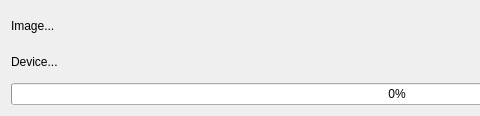
Before: the Qt Designer form src/ui/progresswidget.ui in darrenedale/ReScribe, drawn with Qt 5; both pictures show x 0 to 480 and y 0 to 116 of the 794 by 116 pixel window.
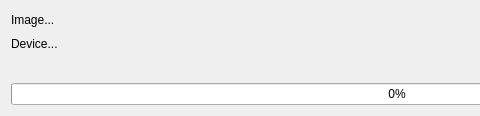
After: the same form once the commit is applied.

What changed in the file:
```diff
--- a/src/ui/progresswidget.ui
+++ b/src/ui/progresswidget.ui
@@ -28,6 +28,13 @@
      </property>
     </widget>
    </item>
+   <item>
+    <widget class="QLabel" name="status">
+     <property name="text">
+      <string></string>
+     </property>
+    </widget>
+   </item>
    <item>
     <widget class="QProgressBar" name="progressBar">
      <property name="value">
```
